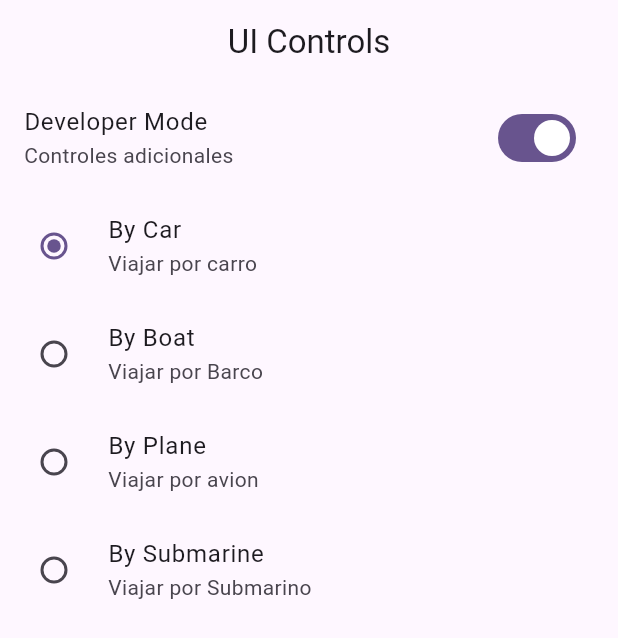
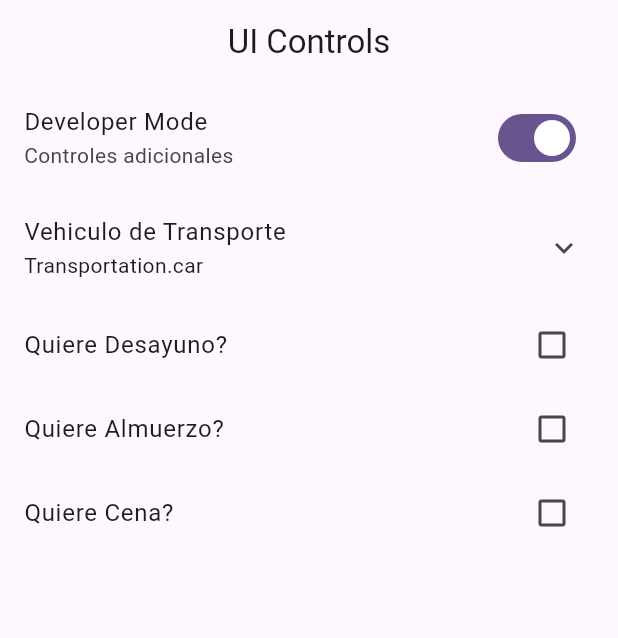
Before and after one commit to Francisco-V98/widgets_app, a Flutter app: the UiControlsScreen screen opened by its route, on a phone screen of 412 x 824 dp. Shown: the top 638 px of the screen. Run offline on Flutter 3.47's test engine with Material 3 defaults, Android fonts, the phone set to English and light mode, and no system bars; our stand-ins replace go_router.

```diff
--- a/lib/presentation/screens/ui_controls/ui_controls_screen.dart
+++ b/lib/presentation/screens/ui_controls/ui_controls_screen.dart
@@ -30,6 +30,9 @@ class _UicontrolsViewState extends State<_UicontrolsView> {
 
   bool isDeveloper = true;
   Transportation selectedTransportation = Transportation.car;
+  bool wantsBreakfast = false;
+  bool wantsLunch = false;
+  bool wantsDinner = false;
 
   @override
   Widget build(BuildContext context) {
@@ -45,6 +48,11 @@ class _UicontrolsViewState extends State<_UicontrolsView> {
             isDeveloper =! isDeveloper;
           }),
         ),
+
+        ExpansionTile(
+          title: const Text('Vehiculo de Transporte'),
+          subtitle: Text('$selectedTransportation'),
+          children: [
 
             RadioListTile(
               title: const Text('By Car'),
@@ -87,6 +95,33 @@ class _UicontrolsViewState extends State<_UicontrolsView> {
             ),
 
           ],
+        ),
+
+        CheckboxListTile(
+          title: const Text('Quiere Desayuno?'),
+          value: wantsBreakfast,
+          onChanged: (value) => setState(() {
+            wantsBreakfast =! wantsBreakfast;
+          }),
+        ),
+
+        CheckboxListTile(
+          title: const Text('Quiere Almuerzo?'),
+          value: wantsLunch,
+          onChanged: (value) => setState(() {
+            wantsLunch =! wantsLunch;
+          }),
+        ),
+
+        CheckboxListTile(
+          title: const Text('Quiere Cena?'),
+          value: wantsDinner,
+          onChanged: (value) => setState(() {
+            wantsDinner =! wantsDinner;
+          }),
+        ),
+
+      ],
     );
   }
 }
```
Lines whose indentation alone changed are shown as unchanged.
